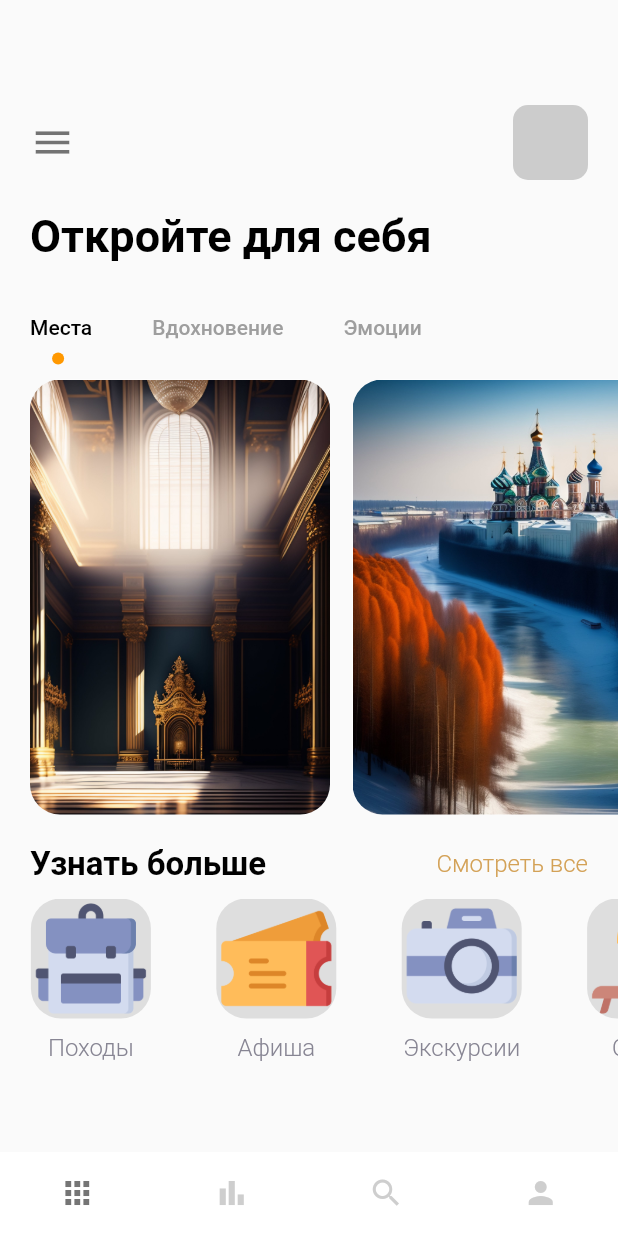
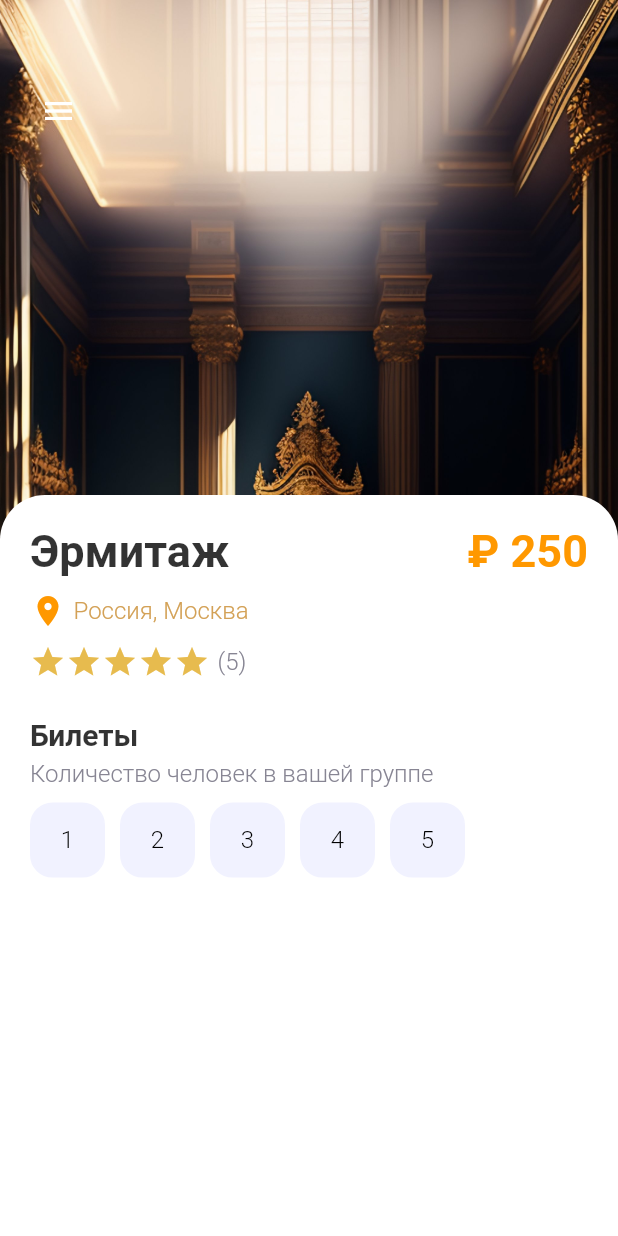
Before and after one commit to AnatoliyRoslyakov/travel_app, a Flutter app: the screen it shows after launch, on a phone screen of 412 x 824 dp. Run offline on Flutter 3.47's test engine with Material 2 defaults, Android fonts, the light colour scheme and no system bars; drawn by our look-alikes of carousel_slider; our stand-ins replace flutter_svg.

Commit message:
added detail page

```diff
--- a/the_travel_app/lib/main.dart
+++ b/the_travel_app/lib/main.dart
@@ -1,6 +1,7 @@
 import 'package:flutter/material.dart';
 import 'package:the_travel_app/pages/navpages/main_page.dart';
 
+import 'pages/detail_page.dart';
 import 'pages/welcom_page.dart';
 
 void main() {
@@ -14,7 +15,7 @@
   Widget build(BuildContext context) {
     return MaterialApp(
       debugShowCheckedModeBanner: false,
-      home: MainPage(),
+      home: DetailPage(),
     );
   }
 }
--- /dev/null
+++ b/the_travel_app/lib/pages/detail_page.dart
@@ -0,0 +1,166 @@
+import 'package:flutter/material.dart';
+import 'package:the_travel_app/misc/colors.dart';
+import 'package:the_travel_app/widgets/app_large_text.dart';
+import 'package:the_travel_app/widgets/app_text.dart';
+
+import '../widgets/app_buttons.dart';
+
+class DetailPage extends StatefulWidget {
+  const DetailPage({super.key});
+
+  @override
+  State<DetailPage> createState() => _DetailPageState();
+}
+
+class _DetailPageState extends State<DetailPage> {
+  int gottenStars = 5;
+  @override
+  Widget build(BuildContext context) {
+    return Scaffold(
+      body: Container(
+        width: double.maxFinite,
+        height: double.maxFinite,
+        child: Stack(
+          children: [
+            Positioned(
+              left: 0,
+              right: 0,
+              child: Container(
+                width: double.maxFinite,
+                height: 360,
+                decoration: BoxDecoration(
+                  image: DecorationImage(
+                    image: AssetImage(
+                      'img/mesto1.jpg',
+                    ),
+                    fit: BoxFit.cover,
+                  ),
+                ),
+              ),
+            ),
+            Positioned(
+              left: 15,
+              top: 50,
+              child: Row(
+                children: [
+                  IconButton(
+                    onPressed: () {},
+                    icon: Icon(
+                      Icons.menu,
+                      color: Colors.white,
+                    ),
+                  )
+                ],
+              ),
+            ),
+            Positioned(
+              top: 330,
+              child: Container(
+                padding: const EdgeInsets.only(left: 20, right: 20, top: 20),
+                width: MediaQuery.of(context).size.width,
+                height: 500,
+                decoration: const BoxDecoration(
+                  color: Colors.white,
+                  borderRadius: BorderRadius.only(
+                    topLeft: Radius.circular(30),
+                    topRight: Radius.circular(30),
+                  ),
+                ),
+                child: Column(
+                  crossAxisAlignment: CrossAxisAlignment.start,
+                  children: [
+                    Row(
+                      mainAxisAlignment: MainAxisAlignment.spaceBetween,
+                      children: [
+                        AppLargeText(
+                          text: 'Эрмитаж',
+                          color: Colors.black.withOpacity(0.8),
+                        ),
+                        AppLargeText(
+                          text: '\₽ 250',
+                          color: AppColors.mainColor,
+                        )
+                      ],
+                    ),
+                    const SizedBox(
+                      height: 10,
+                    ),
+                    Row(
+                      children: [
+                        Icon(
+                          Icons.location_on,
+                          color: AppColors.mainColor,
+                        ),
+                        SizedBox(
+                          width: 5,
+                        ),
+                        AppText(
+                          text: 'Россия, Москва',
+                          color: AppColors.textColor1,
+                        ),
+                      ],
+                    ),
+                    const SizedBox(
+                      height: 10,
+                    ),
+                    Row(
+                      children: [
+                        Wrap(
+                          children: List.generate(5, (index) {
+                            return Icon(
+                              Icons.star_sharp,
+                              color: index < gottenStars
+                                  ? AppColors.starColor
+                                  : AppColors.textColor2,
+                            );
+                          }),
+                        ),
+                        const SizedBox(
+                          width: 5,
+                        ),
+                        AppText(
+                          text: '($gottenStars)',
+                          color: AppColors.textColor2,
+                        )
+                      ],
+                    ),
+                    const SizedBox(height: 25),
+                    AppLargeText(
+                      text: 'Билеты',
+                      color: Colors.black.withOpacity(0.8),
+                      size: 20,
+                    ),
+                    const SizedBox(
+                      height: 5,
+                    ),
+                    AppText(
+                      text: 'Количество человек в вашей группе',
+                      color: AppColors.textColor2,
+                    ),
+                    const SizedBox(
+                      height: 10,
+                    ),
+                    Wrap(
+                      children: List.generate(5, (index) {
+                        return Container(
+                          margin: const EdgeInsets.only(right: 10),
+                          child: AppButtons(
+                            color: Colors.black,
+                            backgroundColor: AppColors.buttonBackground,
+                            size: 50,
+                            borderColor: AppColors.buttonBackground,
+                            text: (index + 1).toString(),
+                          ),
+                        );
+                      }),
+                    )
+                  ],
+                ),
+              ),
+            ),
+          ],
+        ),
+      ),
+    );
+  }
+}
--- a/the_travel_app/lib/pages/navpages/home_page.dart
+++ b/the_travel_app/lib/pages/home_page.dart
@@ -4,7 +4,7 @@
 import 'package:the_travel_app/widgets/app_text.dart';
 import 'package:carousel_slider/carousel_slider.dart';
 
-import '../../widgets/app_large_text.dart';
+import '../widgets/app_large_text.dart';
 
 class HomePage extends StatefulWidget {
   const HomePage({super.key});
--- a/the_travel_app/lib/pages/navpages/main_page.dart
+++ b/the_travel_app/lib/pages/navpages/main_page.dart
@@ -2,7 +2,7 @@
 import 'package:flutter/src/widgets/framework.dart';
 import 'package:flutter/src/widgets/placeholder.dart';
 import 'package:the_travel_app/pages/navpages/bar_item_page.dart';
-import 'package:the_travel_app/pages/navpages/home_page.dart';
+import 'package:the_travel_app/pages/home_page.dart';
 import 'package:the_travel_app/pages/navpages/my_page.dart';
 import 'package:the_travel_app/pages/navpages/search_page.dart';
 
--- /dev/null
+++ b/the_travel_app/lib/widgets/app_buttons.dart
@@ -0,0 +1,54 @@
+// ignore_for_file: public_member_api_docs, sort_constructors_first
+import 'package:flutter/material.dart';
+import 'package:flutter/src/widgets/framework.dart';
+import 'package:flutter/src/widgets/placeholder.dart';
+import 'package:the_travel_app/widgets/app_text.dart';
+
+import '../misc/colors.dart';
+
+class AppButtons extends StatelessWidget {
+  final Color color;
+  String? text;
+  IconData? icon;
+  double size;
+  bool? isIcon;
+  final Color backgroundColor;
+  final Color borderColor;
+  AppButtons({
+    Key? key,
+    required this.color,
+    this.text = 'Hi',
+    this.icon,
+    required this.size,
+    this.isIcon = false,
+    required this.backgroundColor,
+    required this.borderColor,
+  }) : super(key: key);
+
+  @override
+  Widget build(BuildContext context) {
+    return Container(
+      width: size,
+      height: size,
+      decoration: BoxDecoration(
+        border: Border.all(color: borderColor, width: 1),
+        color: backgroundColor,
+        borderRadius: BorderRadius.circular(15),
+      ),
+      child: isIcon == false
+          ? Center(
+              child: AppText(
+                text: text!,
+                color: Colors.black,
+              ),
+            )
+          : Center(
+              child: Icon(
+                icon,
+                color: color,
+              ),
+            ),
+    );
+    ;
+  }
+}
```
